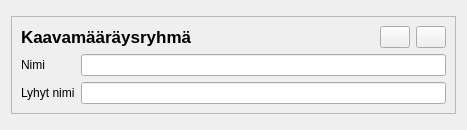
The window that arho_feature_template/gui/components/plan_regulation_group_widget.ui (GispoCoding/arho-qgis-plugin) describes before a commit, drawn with Qt 5.
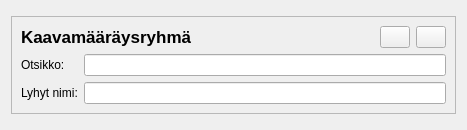
The same window after the commit.

```diff
--- a/arho_feature_template/gui/components/plan_regulation_group_widget.ui
+++ b/arho_feature_template/gui/components/plan_regulation_group_widget.ui
@@ -143,7 +143,7 @@
            </font>
           </property>
           <property name="text">
-           <string>Nimi</string>
+           <string>Otsikko:</string>
           </property>
          </widget>
         </item>
@@ -163,7 +163,7 @@
         <item row="1" column="0">
          <widget class="QLabel" name="short_name_label">
           <property name="text">
-           <string>Lyhyt nimi</string>
+           <string>Lyhyt nimi:</string>
           </property>
          </widget>
         </item>
```
